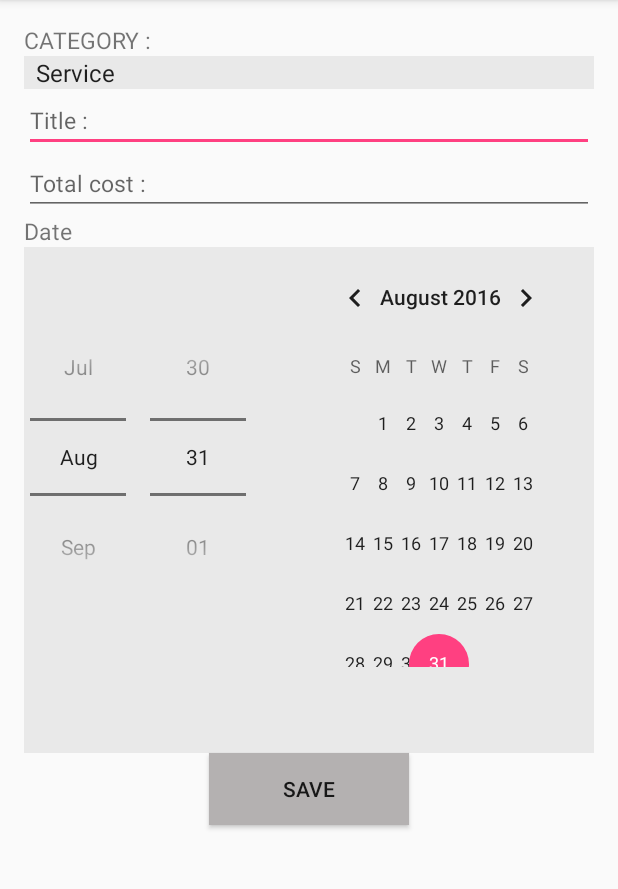
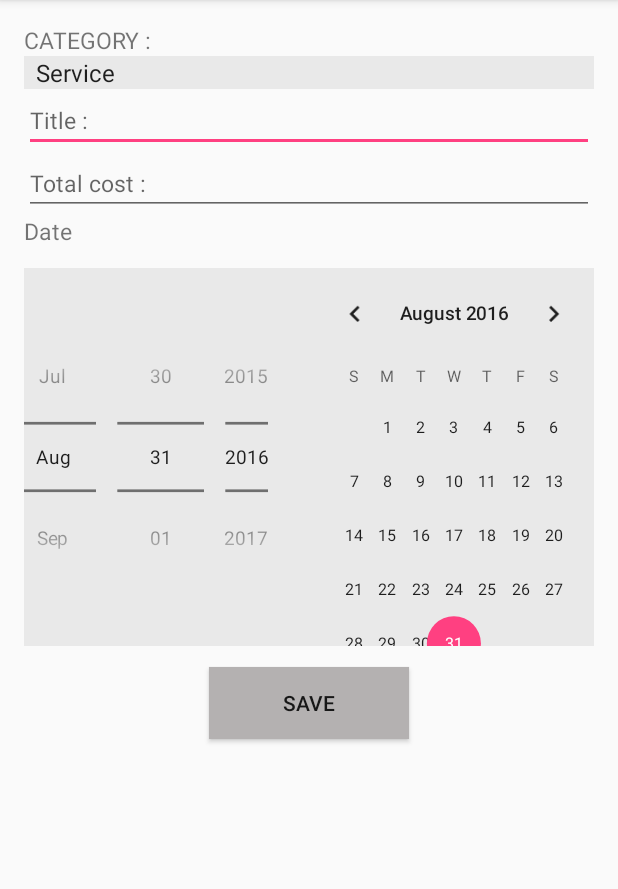
Before and after one commit to andreaFIKT/NavigationDrawer_01, an Android app: the screen it shows after launch (MainActivity), in the side drawer, after a tap on "Cost", on a phone screen of 412 x 824 dp, the part 84-973 px from its top. Run offline under Robolectric (Android 15) with nearby library versions, the phone set to English and light mode, and no system bars.

Commit message:
Dodadena mapa, so marker

```diff
--- a/app/build.gradle
+++ b/app/build.gradle
@@ -26,4 +26,5 @@ dependencies {
     compile 'com.android.support:design:24.1.1'
     compile 'com.michaelpardo:activeandroid:3.1.0-SNAPSHOT'
     compile 'com.android.support:support-v4:24.1.1'
+    compile 'com.google.android.gms:play-services:8.1.0'
 }
--- a/app/src/main/java/com/example/navigationdrawer_01/MainActivity.java
+++ b/app/src/main/java/com/example/navigationdrawer_01/MainActivity.java
@@ -1,8 +1,15 @@
 package com.example.navigationdrawer_01;
 
+import android.Manifest;
+import android.content.Context;
+import android.content.pm.PackageManager;
+import android.location.Criteria;
+import android.location.Location;
+import android.location.LocationManager;
 import android.os.Bundle;
 import android.support.design.widget.FloatingActionButton;
 import android.support.design.widget.Snackbar;
+import android.support.v4.app.ActivityCompat;
 import android.support.v4.app.Fragment;
 import android.support.v4.app.FragmentTransaction;
 import android.util.Log;
@@ -15,9 +22,26 @@ import android.support.v7.app.AppCompatActivity;
 import android.support.v7.widget.Toolbar;
 import android.view.Menu;
 import android.view.MenuItem;
+import android.widget.TextView;
+import android.widget.Toast;
+
+import com.google.android.gms.common.api.GoogleApiClient;
+import com.google.android.gms.location.LocationListener;
+import com.google.android.gms.location.LocationServices;
+import com.google.android.gms.maps.CameraUpdateFactory;
+import com.google.android.gms.maps.GoogleMap;
+import com.google.android.gms.maps.OnMapReadyCallback;
+import com.google.android.gms.maps.SupportMapFragment;
+import com.google.android.gms.maps.model.LatLng;
+import com.google.android.gms.maps.model.MarkerOptions;
 
 public class MainActivity extends AppCompatActivity
-        implements NavigationView.OnNavigationItemSelectedListener {
+        implements NavigationView.OnNavigationItemSelectedListener, OnMapReadyCallback {
+    SupportMapFragment sMapFragment;
+    GoogleMap mMap;
+    protected GoogleApiClient mGoogleApiClient;
+    Location mLastLocation;
+    double lat = 0, lng = 0;
 
     @Override
     protected void onCreate(Bundle savedInstanceState) {
@@ -25,6 +49,9 @@ public class MainActivity extends AppCompatActivity
         setContentView(R.layout.activity_main);
         Toolbar toolbar = (Toolbar) findViewById(R.id.toolbar);
         setSupportActionBar(toolbar);
+
+        sMapFragment = SupportMapFragment.newInstance();
+
 
        /* FloatingActionButton fab = (FloatingActionButton) findViewById(R.id.fab);
         fab.setOnClickListener(new View.OnClickListener() {
@@ -43,6 +70,7 @@ public class MainActivity extends AppCompatActivity
 
         NavigationView navigationView = (NavigationView) findViewById(R.id.nav_view);
         navigationView.setNavigationItemSelectedListener(this);
+        sMapFragment.getMapAsync(this);
     }
 
     @Override
@@ -83,6 +111,10 @@ public class MainActivity extends AppCompatActivity
         // Handle navigation view item clicks here.
         int id = item.getItemId();
         Fragment fragment;
+        android.support.v4.app.FragmentManager sFM = getSupportFragmentManager();
+
+        if(sMapFragment.isAdded())
+            sFM.beginTransaction().hide(sMapFragment).commit();
 
         if (id == R.id.nav_first_layout) {
             fragment = new InputFragment();
@@ -112,10 +144,36 @@ public class MainActivity extends AppCompatActivity
             ft.commit();
             Log.d("Forth layout", "HOME item is clicked");
         }
+        else if (id == R.id.nav_fifth_layout) {
+            if(!sMapFragment.isAdded())
+                sFM.beginTransaction().add(R.id.map, sMapFragment).commit();
+            else
+            sFM.beginTransaction().show(sMapFragment).commit();
+            Log.d("Forth layout", "HOME item is clicked");
+        }
+
 
 
         DrawerLayout drawer = (DrawerLayout) findViewById(R.id.drawer_layout);
         drawer.closeDrawer(GravityCompat.START);
         return true;
     }
+
+    @Override
+    public void onMapReady(GoogleMap googleMap) {
+       /* mMap = googleMap;
+        LatLng latLng = new LatLng(41.0297,21.3292);
+        mMap.addMarker(new MarkerOptions().position(latLng).title("Bitola"));
+        mMap.moveCamera(CameraUpdateFactory.newLatLngZoom(latLng,5.0f));
+
+        mMap.setOnMapLongClickListener(new On);*/
+
+        mMap = googleMap;
+
+        LatLng loc = new LatLng(lat, lng);
+        mMap.addMarker(new MarkerOptions().position(loc).title("New Marker"));
+        mMap.moveCamera(CameraUpdateFactory.newLatLng(loc));
+    }
+
+
 }
--- a/app/src/main/res/layout/content_main.xml
+++ b/app/src/main/res/layout/content_main.xml
@@ -13,5 +13,11 @@
     tools:showIn="@layout/app_bar_main"
     android:id="@+id/content_frame"
     >
+    <FrameLayout
+        android:id="@+id/map"
+        android:layout_width="match_parent"
+        android:layout_height="match_parent">
+
+    </FrameLayout>
 
 </RelativeLayout>
--- a/app/src/main/res/layout/cost_fragment.xml
+++ b/app/src/main/res/layout/cost_fragment.xml
@@ -38,10 +38,13 @@
         android:textSize="15sp" />
 
     <DatePicker
-        android:layout_width="match_parent"
-        android:layout_height="320dp"
         android:id="@+id/datePicker"
-        android:layout_weight="0.08"
+        android:layout_width="wrap_content"
+        android:layout_height="wrap_content"
+        android:scaleX="0.9"
+        android:scaleY="0.9"
+        android:layout_marginLeft="-40dp"
+        android:layout_marginRight="-40dp"
         android:background="#e9e9e9"
         android:datePickerMode="spinner" />
 
--- a/app/src/main/res/menu/activity_main_drawer.xml
+++ b/app/src/main/res/menu/activity_main_drawer.xml
@@ -18,6 +18,10 @@
             android:id="@+id/nav_forth_layout"
             android:icon="@drawable/icon"
             android:title="Cost" />
+        <item
+            android:id="@+id/nav_fifth_layout"
+            android:icon="@drawable/icon"
+            android:title="Map" />
     </group>
 
 </menu>
```
Also changed, not shown: app/src/main/AndroidManifest.xml (+18 -1 lines).
